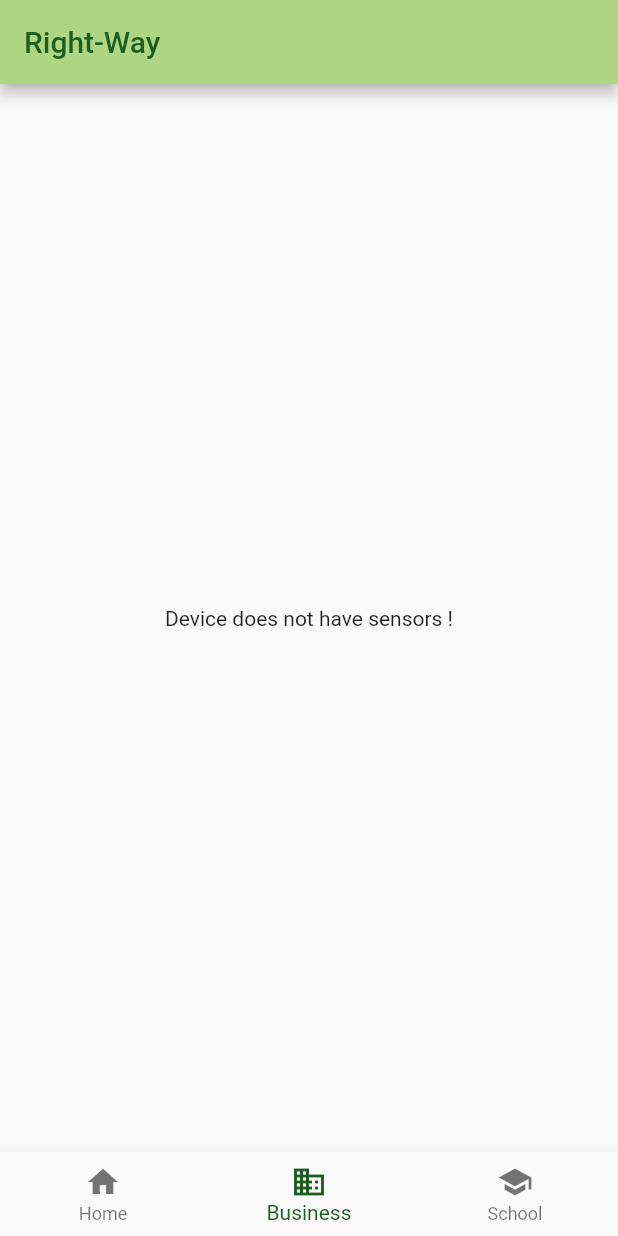
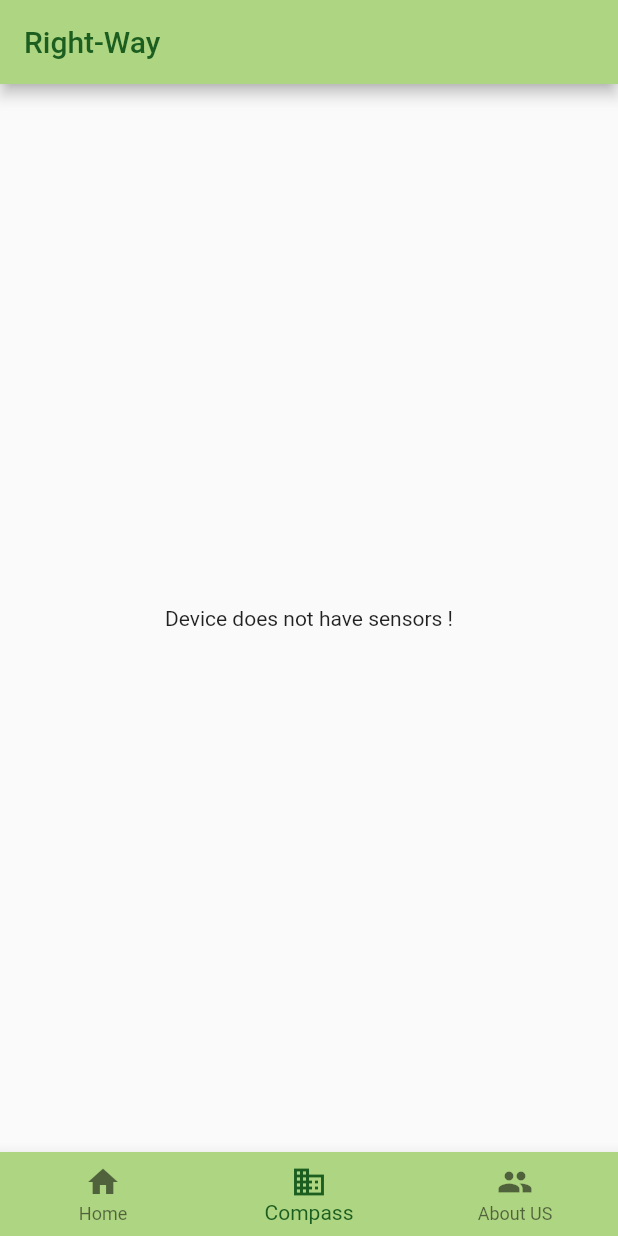
Before and after one commit to bigntpl/026_088_flutter, a Flutter app: the screen it shows after launch, item 2 of the bottom bar chosen, on a phone screen of 412 x 824 dp. Run offline on Flutter 3.47's test engine with Material 2 defaults, Android fonts, the phone set to English and light mode, and no system bars; our stand-ins replace flutter_compass.

Commit message:
fix:color_navbar

```diff
--- a/flutter_proj/lib/main.dart
+++ b/flutter_proj/lib/main.dart
@@ -204,10 +204,7 @@ class _MyStatefulWidgetState extends State<MyStatefulWidget> {
       'Index 3: Working on it',
       style: optionStyle,
     ),
-    Text(
-      'Index 4: working on it',
-      style: optionStyle,
-    ),
+
   ];
 
   void _onItemTapped(int index) {
@@ -236,17 +233,18 @@ class _MyStatefulWidgetState extends State<MyStatefulWidget> {
           ),
           BottomNavigationBarItem(
             icon: Icon(Icons.business),
-            label: 'Business',
+            label: 'Compass',
             backgroundColor: Color(0xFFAED581),
           ),
           BottomNavigationBarItem(
-            icon: Icon(Icons.school),
-            label: 'School',
+            icon: Icon(Icons.group),
+            label: 'About US',
             backgroundColor: Color(0xFFAED581),
           ),
         ],
         currentIndex: _selectedIndex,
         selectedItemColor: Color(0xFF1B5E20),
+        backgroundColor: Color(0xFFAED581),
         onTap: _onItemTapped,
       ),
 
```
Also changed, not shown: flutter_proj/pubspec.lock.
